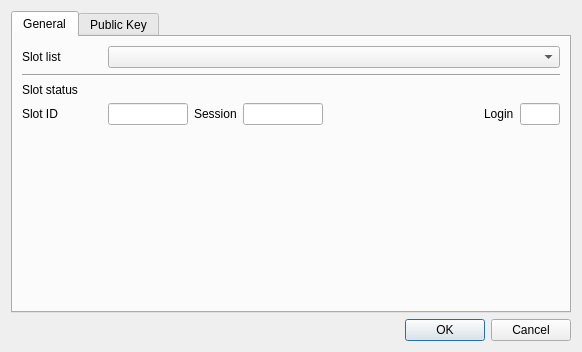
The window that CryptokiMan/create_ec_pub_key_dlg.ui (jykim74/CryptokiMan) describes before a commit, drawn with Qt 5.
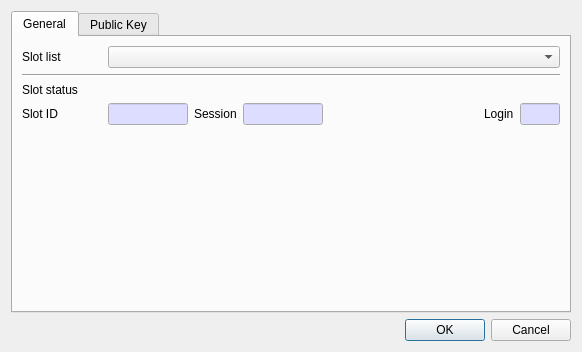
The same window after the commit.

Commit message: Read Only 입력창 색지정

```diff
--- a/CryptokiMan/create_ec_pub_key_dlg.ui
+++ b/CryptokiMan/create_ec_pub_key_dlg.ui
@@ -94,6 +94,46 @@
              <height>16777215</height>
             </size>
            </property>
+           <property name="palette">
+            <palette>
+             <active>
+              <colorrole role="Base">
+               <brush brushstyle="SolidPattern">
+                <color alpha="255">
+                 <red>221</red>
+                 <green>221</green>
+                 <blue>255</blue>
+                </color>
+               </brush>
+              </colorrole>
+             </active>
+             <inactive>
+              <colorrole role="Base">
+               <brush brushstyle="SolidPattern">
+                <color alpha="255">
+                 <red>221</red>
+                 <green>221</green>
+                 <blue>255</blue>
+                </color>
+               </brush>
+              </colorrole>
+             </inactive>
+             <disabled>
+              <colorrole role="Base">
+               <brush brushstyle="SolidPattern">
+                <color alpha="255">
+                 <red>240</red>
+                 <green>240</green>
+                 <blue>240</blue>
+                </color>
+               </brush>
+              </colorrole>
+             </disabled>
+            </palette>
+           </property>
+           <property name="readOnly">
+            <bool>true</bool>
+           </property>
           </widget>
          </item>
          <item row="0" column="5">
@@ -118,6 +158,46 @@
              <height>16777215</height>
             </size>
            </property>
+           <property name="palette">
+            <palette>
+             <active>
+              <colorrole role="Base">
+               <brush brushstyle="SolidPattern">
+                <color alpha="255">
+                 <red>221</red>
+                 <green>221</green>
+                 <blue>255</blue>
+                </color>
+               </brush>
+              </colorrole>
+             </active>
+             <inactive>
+              <colorrole role="Base">
+               <brush brushstyle="SolidPattern">
+                <color alpha="255">
+                 <red>221</red>
+                 <green>221</green>
+                 <blue>255</blue>
+                </color>
+               </brush>
+              </colorrole>
+             </inactive>
+             <disabled>
+              <colorrole role="Base">
+               <brush brushstyle="SolidPattern">
+                <color alpha="255">
+                 <red>240</red>
+                 <green>240</green>
+                 <blue>240</blue>
+                </color>
+               </brush>
+              </colorrole>
+             </disabled>
+            </palette>
+           </property>
+           <property name="readOnly">
+            <bool>true</bool>
+           </property>
           </widget>
          </item>
          <item row="0" column="1">
@@ -128,6 +208,46 @@
              <height>16777215</height>
             </size>
            </property>
+           <property name="palette">
+            <palette>
+             <active>
+              <colorrole role="Base">
+               <brush brushstyle="SolidPattern">
+                <color alpha="255">
+                 <red>221</red>
+                 <green>221</green>
+                 <blue>255</blue>
+                </color>
+               </brush>
+              </colorrole>
+             </active>
+             <inactive>
+              <colorrole role="Base">
+               <brush brushstyle="SolidPattern">
+                <color alpha="255">
+                 <red>221</red>
+                 <green>221</green>
+                 <blue>255</blue>
+                </color>
+               </brush>
+              </colorrole>
+             </inactive>
+             <disabled>
+              <colorrole role="Base">
+               <brush brushstyle="SolidPattern">
+                <color alpha="255">
+                 <red>240</red>
+                 <green>240</green>
+                 <blue>240</blue>
+                </color>
+               </brush>
+              </colorrole>
+             </disabled>
+            </palette>
+           </property>
+           <property name="readOnly">
+            <bool>true</bool>
+           </property>
           </widget>
          </item>
          <item row="0" column="4">
```
The commit also changes 22 other files.
